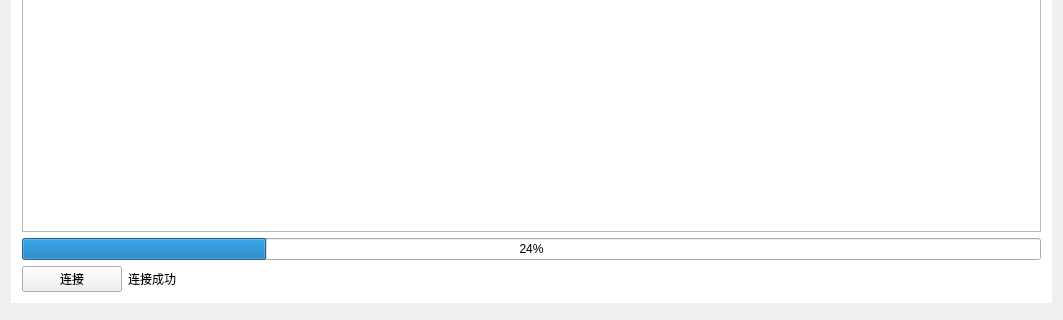
Qt form main/mainwindow.ui (ZhangShurong/Trajectory-similarity) before a commit; both pictures show x 0 to 1063 and y 461 to 781 of the 1063 by 781 pixel window.
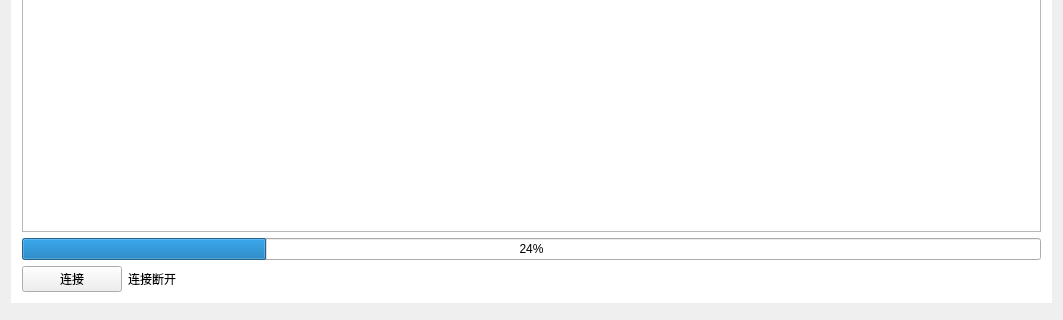
The same form after that commit. Icons and pictures are not drawn. Custom widgets are drawn as their Qt base class.

```diff
--- a/main/mainwindow.ui
+++ b/main/mainwindow.ui
@@ -2254,7 +2254,7 @@
           <item>
            <widget class="QLabel" name="serverInfo">
             <property name="text">
-             <string>连接成功</string>
+             <string>连接断开</string>
             </property>
            </widget>
           </item>
```
